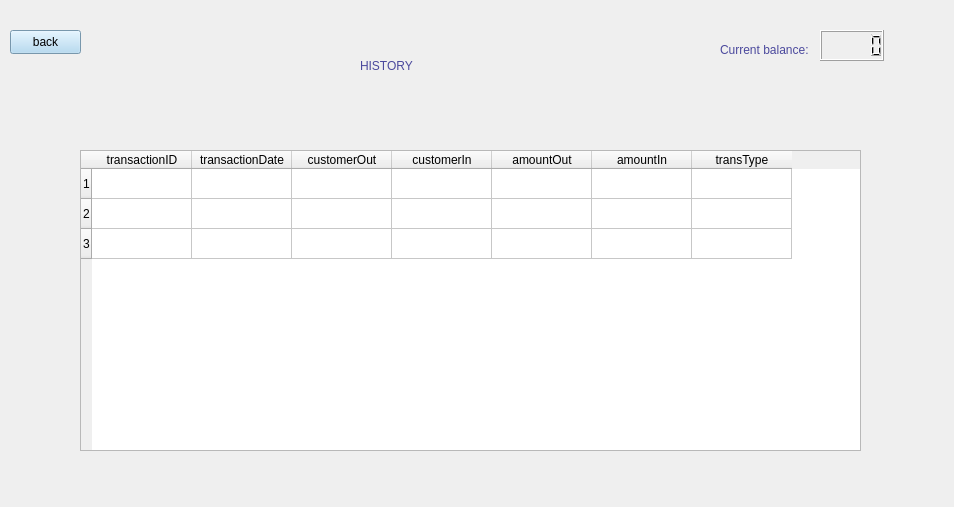
Before: the Qt Designer form view/history.ui in rawsashimi1604/1009_BankingSystem, drawn with Qt 5.
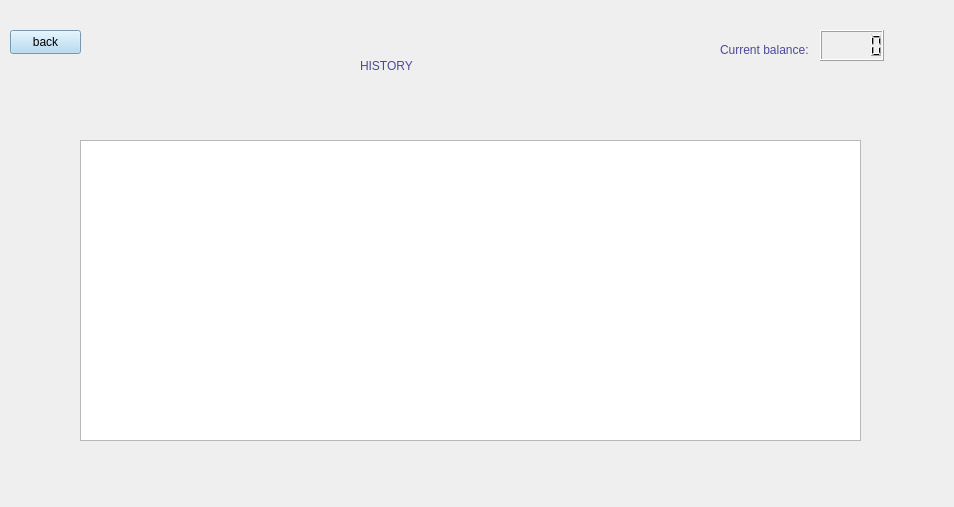
After: the same form once the commit is applied.

Patch:
```diff
--- a/view/history.ui
+++ b/view/history.ui
@@ -81,7 +81,7 @@
      <property name="geometry">
       <rect>
        <x>70</x>
-       <y>140</y>
+       <y>130</y>
        <width>781</width>
        <height>301</height>
       </rect>
@@ -89,56 +89,6 @@
      <property name="styleSheet">
       <string notr="true">font: 700 9pt &quot;Segoe UI&quot;;</string>
      </property>
-     <row>
-      <property name="text">
-       <string>1</string>
-      </property>
-     </row>
-     <row>
-      <property name="text">
-       <string>2</string>
-      </property>
-     </row>
-     <row>
-      <property name="text">
-       <string>3</string>
-      </property>
-     </row>
-     <column>
-      <property name="text">
-       <string>transactionID</string>
-      </property>
-     </column>
-     <column>
-      <property name="text">
-       <string>transactionDate</string>
-      </property>
-     </column>
-     <column>
-      <property name="text">
-       <string>customerOut</string>
-      </property>
-     </column>
-     <column>
-      <property name="text">
-       <string>customerIn</string>
-      </property>
-     </column>
-     <column>
-      <property name="text">
-       <string>amountOut</string>
-      </property>
-     </column>
-     <column>
-      <property name="text">
-       <string>amountIn</string>
-      </property>
-     </column>
-     <column>
-      <property name="text">
-       <string>transType</string>
-      </property>
-     </column>
     </widget>
     <widget class="QLCDNumber" name="balance">
      <property name="geometry">
```
